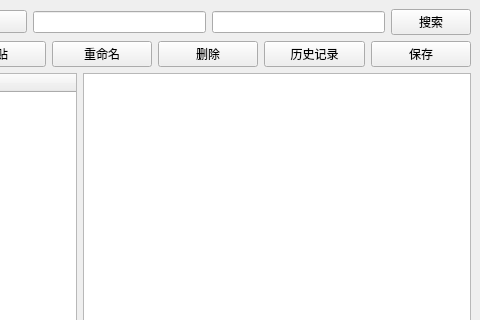
Above: mainwindow.ui from enenene1223/FileManager before the change; both pictures show x 320 to 800 and y 0 to 320 of the 800 by 600 pixel window. Below: the same form after it.
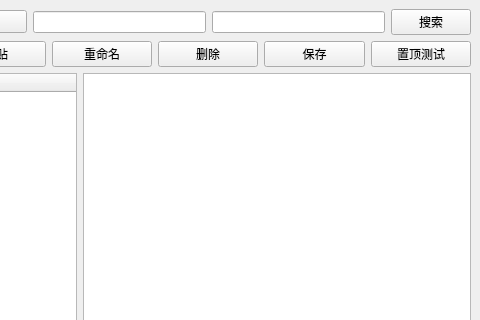
That is the form after the change.

What changed in the file:
```diff
--- a/mainwindow.ui
+++ b/mainwindow.ui
@@ -110,13 +110,6 @@
         </property>
        </widget>
       </item>
-      <item>
-       <widget class="QPushButton" name="btn_history">
-        <property name="text">
-         <string>历史记录</string>
-        </property>
-       </widget>
-      </item>
       <item>
        <widget class="QPushButton" name="btn_save">
         <property name="text">
@@ -124,6 +117,13 @@
         </property>
        </widget>
       </item>
+      <item>
+       <widget class="QPushButton" name="btn_test_pin">
+        <property name="text">
+         <string>置顶测试</string>
+        </property>
+       </widget>
+      </item>
      </layout>
     </item>
     <item>
```
Left out of the diff: 2 changed lines with no effect on the pictures.
